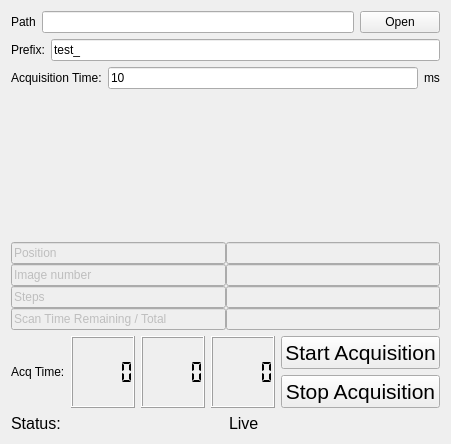
Attolab/SC-TDC, file panels/ui/acquisitionpanel.ui: the form before one commit.
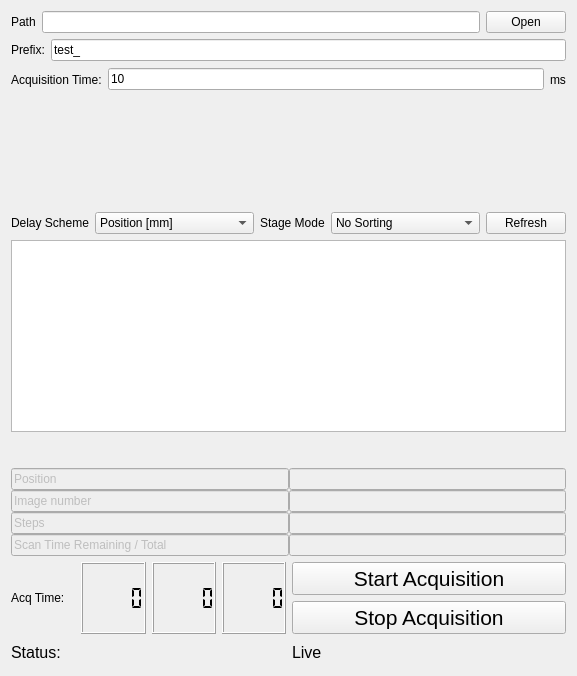
The form after the commit. Custom widgets are drawn as their Qt base class.

Commit message: Moving stuff between stageControl and aquisition

```diff
--- a/panels/ui/acquisitionpanel.ui
+++ b/panels/ui/acquisitionpanel.ui
@@ -6,8 +6,8 @@
    <rect>
     <x>0</x>
     <y>0</y>
-    <width>448</width>
-    <height>444</height>
+    <width>539</width>
+    <height>676</height>
    </rect>
   </property>
   <property name="windowTitle">
@@ -83,6 +83,9 @@
      <property name="orientation">
       <enum>Qt::Vertical</enum>
      </property>
+     <property name="sizeType">
+      <enum>QSizePolicy::Maximum</enum>
+     </property>
      <property name="sizeHint" stdset="0">
       <size>
        <width>20</width>
@@ -91,6 +94,135 @@
      </property>
     </spacer>
    </item>
+   <item>
+    <layout class="QVBoxLayout" name="verticalLayout_4">
+     <item>
+      <layout class="QHBoxLayout" name="horizontalLayout">
+       <item>
+        <layout class="QHBoxLayout" name="horizontalLayout_9">
+         <item>
+          <widget class="QLabel" name="label_delayScheme">
+           <property name="text">
+            <string>Delay Scheme</string>
+           </property>
+          </widget>
+         </item>
+         <item>
+          <widget class="QComboBox" name="cBox_stageMode">
+           <item>
+            <property name="text">
+             <string>Position [mm]</string>
+            </property>
+           </item>
+           <item>
+            <property name="text">
+             <string>Time - Single Pass [ps]</string>
+            </property>
+           </item>
+           <item>
+            <property name="text">
+             <string>Time - Double Pass [ps]</string>
+            </property>
+           </item>
+           <item>
+            <property name="text">
+             <string>Time - Single Pass [fs]</string>
+            </property>
+           </item>
+           <item>
+            <property name="text">
+             <string>Time - Double Pass [fs]</string>
+            </property>
+           </item>
+           <item>
+            <property name="text">
+             <string>Index [no units]</string>
+            </property>
+           </item>
+          </widget>
+         </item>
+         <item>
+          <widget class="QLabel" name="label_stageMode">
+           <property name="text">
+            <string>Stage Mode</string>
+           </property>
+          </widget>
+         </item>
+         <item>
+          <widget class="QComboBox" name="delayScheme_comboBox">
+           <item>
+            <property name="text">
+             <string>No Sorting</string>
+            </property>
+           </item>
+           <item>
+            <property name="text">
+             <string>Sort Acending</string>
+            </property>
+           </item>
+           <item>
+            <property name="text">
+             <string>Sort Decending</string>
+            </property>
+           </item>
+           <item>
+            <property name="text">
+             <string>Staggered Acending</string>
+            </property>
+           </item>
+           <item>
+            <property name="text">
+             <string>Staggered Decending</string>
+            </property>
+           </item>
+          </widget>
+         </item>
+        </layout>
+       </item>
+       <item>
+        <spacer name="horizontalSpacer">
+         <property name="orientation">
+          <enum>Qt::Horizontal</enum>
+         </property>
+         <property name="sizeHint" stdset="0">
+          <size>
+           <width>40</width>
+           <height>20</height>
+          </size>
+         </property>
+        </spacer>
+       </item>
+       <item>
+        <widget class="QPushButton" name="update_pushButton">
+         <property name="text">
+          <string>Refresh</string>
+         </property>
+        </widget>
+       </item>
+      </layout>
+     </item>
+     <item>
+      <widget class="QPlainTextEdit" name="textEdit_delayInput">
+       <property name="sizePolicy">
+        <sizepolicy hsizetype="Preferred" vsizetype="Preferred">
+         <horstretch>0</horstretch>
+         <verstretch>0</verstretch>
+        </sizepolicy>
+       </property>
+      </widget>
+     </item>
+    </layout>
+   </item>
+   <item>
+    <widget class="PlotWidget" name="plot_delays" native="true">
+     <property name="sizePolicy">
+      <sizepolicy hsizetype="Preferred" vsizetype="Minimum">
+       <horstretch>0</horstretch>
+       <verstretch>0</verstretch>
+      </sizepolicy>
+     </property>
+    </widget>
+   </item>
    <item>
     <layout class="QHBoxLayout" name="horizontalLayout_8">
      <property name="spacing">
@@ -340,6 +472,14 @@
    </item>
   </layout>
  </widget>
+ <customwidgets>
+  <customwidget>
+   <class>PlotWidget</class>
+   <extends>QWidget</extends>
+   <header>pyqtgraph</header>
+   <container>1</container>
+  </customwidget>
+ </customwidgets>
  <resources/>
  <connections/>
 </ui>
```
The commit also changes 11 other files.
